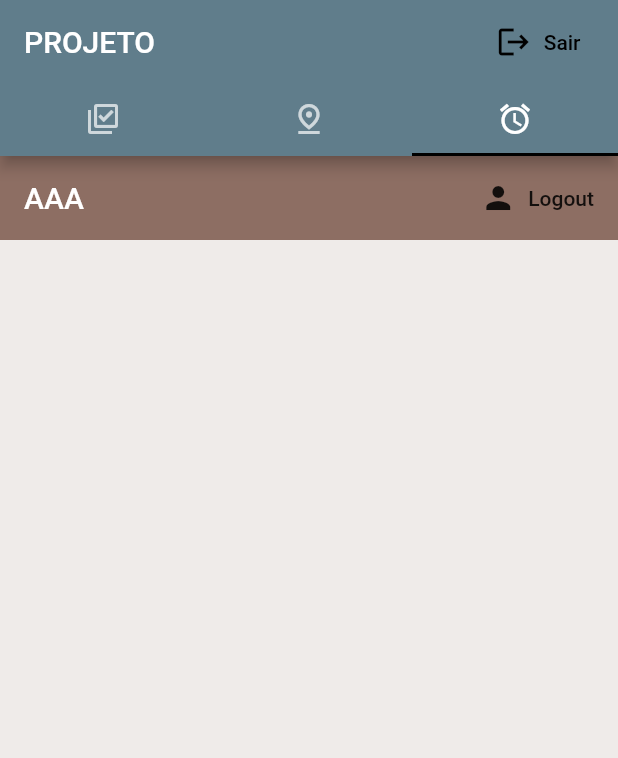
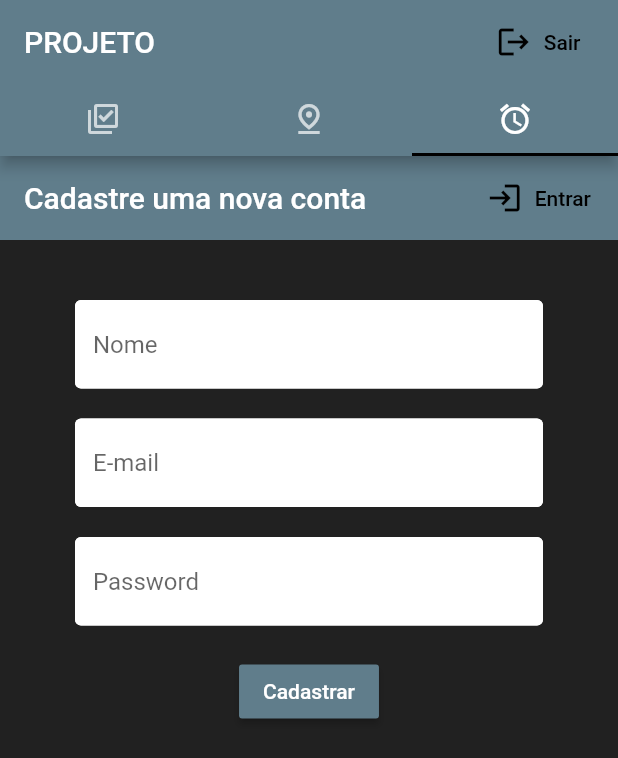
Before and after one commit to LuuhZaparoli/projeto_web, a Flutter app: the screen it shows once a user with an empty profile is signed in, tab 3 chosen, on a phone screen of 412 x 824 dp. Shown: the top 758 px of the screen. Run offline on Flutter 3.47's test engine with Material 2 defaults, Android fonts, the phone set to English and light mode, and no system bars; our stand-ins replace cloud_firestore, firebase_auth, firebase_core, flutter_spinkit; accounts and stored records are empty.

Commit message:
Pequenas limpezas no codigo

```diff
--- a/projeto_web/lib/screens/authenticate/register.dart
+++ b/projeto_web/lib/screens/authenticate/register_page.dart
@@ -3,12 +3,16 @@ import 'package:projeto_web/service/auth.dart';
 import 'package:projeto_web/shared/constants.dart';
 import 'package:projeto_web/shared/loading.dart';
 
-class Register extends StatefulWidget {
+class RegisterPage extends StatefulWidget {
+
+  final Function toggleView;
+  RegisterPage({this.toggleView});
+
   @override
-  _RegisterState createState() => _RegisterState();
+  _RegisterPageState createState() => _RegisterPageState();
 }
 
-class _RegisterState extends State<Register> {
+class _RegisterPageState extends State<RegisterPage> {
 
   final AuthService _auth = AuthService();
   final _formKey = GlobalKey<FormState>();
@@ -22,11 +26,27 @@ class _RegisterState extends State<Register> {
   @override
   Widget build(BuildContext context) {
     return loading ? Loading() : Scaffold(
-        backgroundColor: Colors.brown[100],
+        backgroundColor: Colors.grey[900],
         appBar: AppBar(
-          backgroundColor: Colors.brown[400],
+          backgroundColor: Colors.blueGrey,
           elevation: 0.0,
-          title: Text('Sing up in to Brew Crew'),
+          title: Text('Cadastre uma nova conta'),
+          actions: <Widget>[
+            Container(
+              margin: const EdgeInsets.only(right: 10.0),
+              child: TextButton.icon(
+                  icon: Icon(Icons.login_outlined ,color: Colors.black),
+                  label: Text('Entrar',
+                    style: TextStyle(
+                      color: Colors.black,
+                    ),
+                  ),
+                  onPressed: (){
+                    widget.toggleView();
+                  }
+              ),
+            ),
+          ],
         ),
         body: Container(
             padding: EdgeInsets.symmetric(vertical: 20.0, horizontal: 50.0),
@@ -43,6 +63,7 @@ class _RegisterState extends State<Register> {
 
                         }
                     ),
+                    SizedBox(height: 20.0),
                     TextFormField(
                       decoration: textInputDecoration.copyWith(hintText: 'E-mail'),
                       validator: (val) => val.isEmpty ? 'Digite seu e-mail' : null,
@@ -63,9 +84,9 @@ class _RegisterState extends State<Register> {
                     ),
                     SizedBox(height: 20.0),
                     RaisedButton(
-                        color: Colors.pink[400],
+                        color: Colors.blueGrey,
                         child: Text(
-                          'Register',
+                          'Cadastrar',
                           style: TextStyle(color: Colors.white),
                         ),
                         onPressed: () async{
--- a/projeto_web/lib/screens/home/home.dart
+++ /dev/null
@@ -1,28 +0,0 @@
-import 'package:flutter/material.dart';
-import 'package:projeto_web/service/auth.dart';
-
-class Home extends StatelessWidget {
-
-  final AuthService _auth = AuthService();
-
-  @override
-  Widget build(BuildContext context) {
-    return Scaffold(
-      backgroundColor: Colors.brown[50],
-      appBar: AppBar(
-        title: Text('AAA'),
-        backgroundColor: Colors.brown[400],
-        elevation: 0.0,
-        actions: <Widget>[
-          FlatButton.icon(
-            icon: Icon(Icons.person),
-            label: Text('Logout'),
-            onPressed: () async{
-              await _auth.signOut();
-            },
-          )
-        ],
-      ),
-    );
-  }
-}
--- a/projeto_web/lib/screens/wrapper.dart
+++ b/projeto_web/lib/screens/wrapper.dart
@@ -1,14 +1,14 @@
 import 'package:flutter/cupertino.dart';
 import 'package:projeto_web/models/user.dart';
 import 'package:projeto_web/screens/authenticate/authenticate.dart';
-import 'package:projeto_web/screens/authenticate/register.dart';
 import 'package:projeto_web/screens/reports/reports_page.dart';
 import 'package:projeto_web/screens/gps/gps_page.dart';
-import 'package:projeto_web/screens/home/home.dart';
 import 'package:flutter/material.dart';
 import 'package:provider/provider.dart';
 import 'package:firebase_auth/firebase_auth.dart';
 import 'package:projeto_web/service/auth.dart';
+
+import 'authenticate/register_page.dart';
 
 class Wrapper extends StatelessWidget {
   @override
@@ -90,7 +90,7 @@ class _MyTabBarState extends State<MyTabBar> with SingleTickerProviderStateMixin
       children: <Widget>[
         ReportsPage(),
         GpsPage(),
-        Home()
+        RegisterPage(),
       ],
     ),
     );
```
Also changed, not shown: projeto_web/lib/screens/authenticate/authenticate.dart (+13 -4 lines), projeto_web/lib/screens/authenticate/sign_in.dart (+19 -5 lines).
